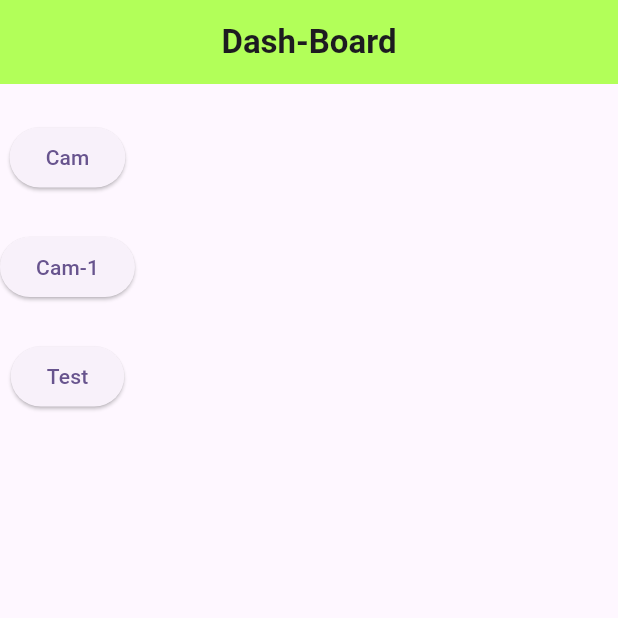
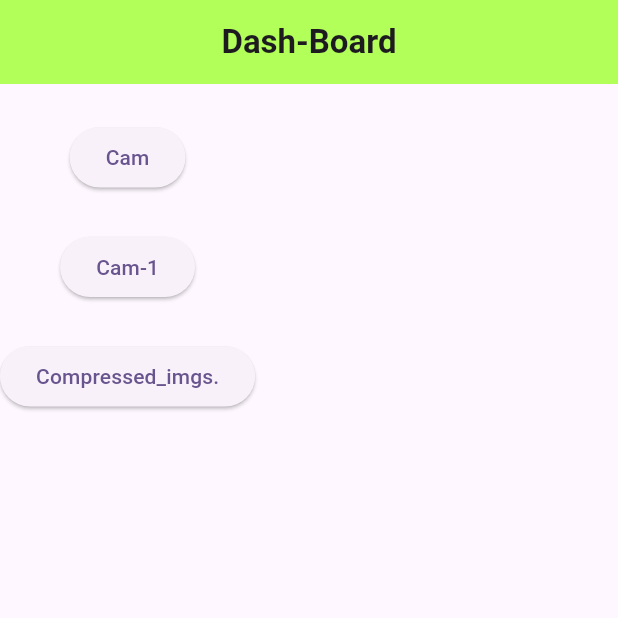
Before and after one commit to pramodkr213/camer, a Flutter app: the screen it shows after launch, on a phone screen of 412 x 824 dp, the top half of it. Run offline on Flutter 3.47's test engine with Material 3 defaults, Android fonts, the phone set to English and light mode, and no system bars; our stand-ins replace file_picker; missing offline and left inert: camera_camera, camera_platform_interface.

Commit message:
Update dashboard.dart

```diff
--- a/lib/dashboard.dart
+++ b/lib/dashboard.dart
@@ -62,7 +62,7 @@ class _DashBoardState extends State<DashBoard> {
                   Navigator.push(context, MaterialPageRoute(builder: (context) =>Compress_Img()));
                 },
                 child: Text(
-                  'Test'
+                  'Compressed_imgs.'
                 )
             ),
             // SizedBox(
```
